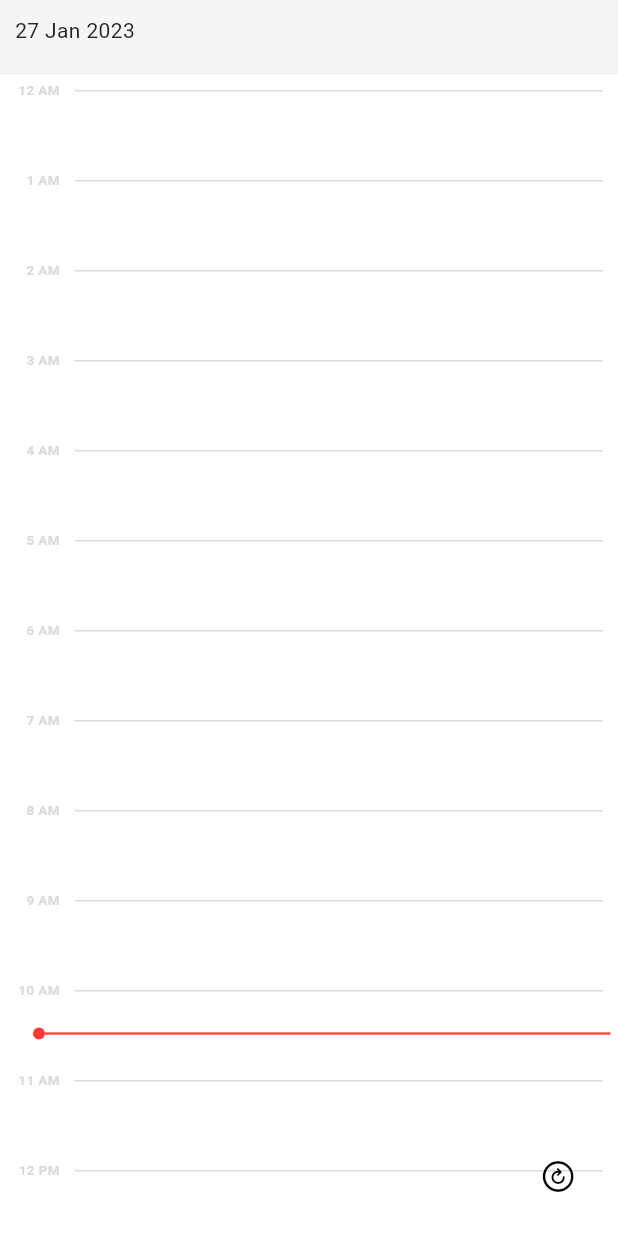
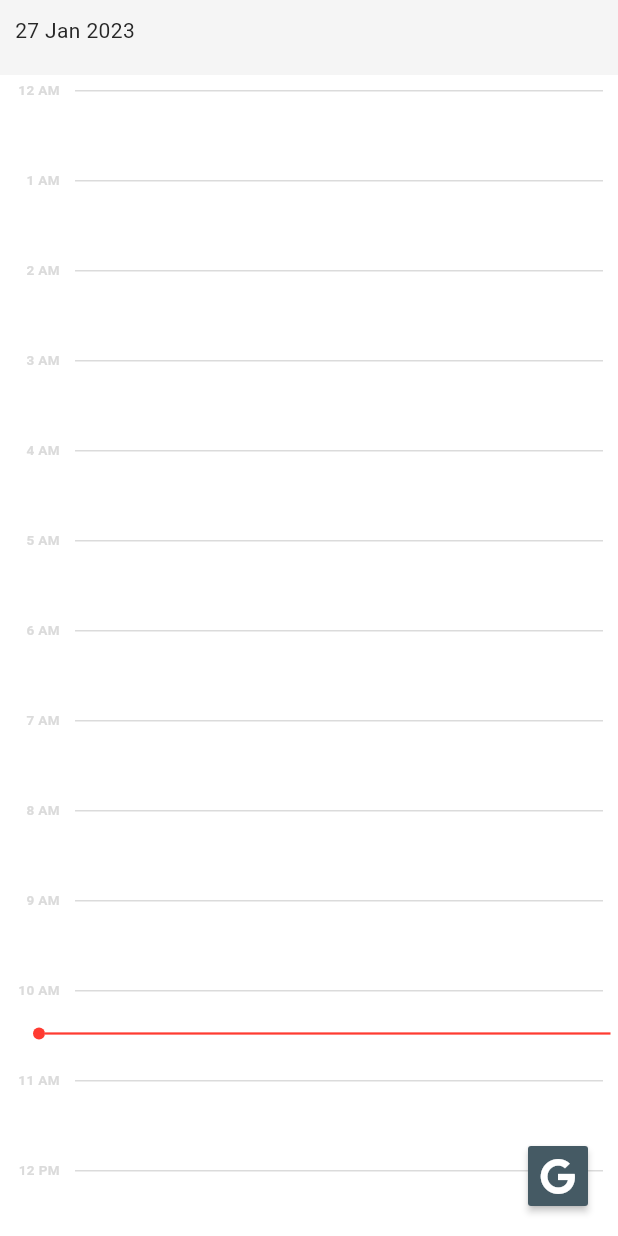
Before and after one commit to deniz-lee/flutter-demo, a Flutter app: the screen it shows after launch, on a phone screen of 412 x 824 dp. Run offline on Flutter 3.47's test engine with Material 2 defaults, Android fonts, the phone set to English and light mode, and no system bars; our stand-ins replace flutter_signin_button, font_awesome_flutter, google_sign_in, googleapis_auth, timezone; missing offline and left inert: extension_google_sign_in_as_googleapis_auth, googleapis.

Commit message:
[deniz-lee] Add sign in button.

```diff
--- a/app/lib/model/constants.dart
+++ b/app/lib/model/constants.dart
@@ -1,5 +1,5 @@
 // Application Properties
-const double responsiveWidthDivergingPoint_ = 800;
+const double responsiveWidthDivergingPoint_ = 750;
 
 // Calendar Provider Properties
 const String googleClientId_ =
--- a/app/lib/screen/daily_page.dart
+++ b/app/lib/screen/daily_page.dart
@@ -1,7 +1,7 @@
-import 'package:flutter/cupertino.dart';
 import 'package:flutter/material.dart';
 import 'package:flutter_demo/provider/calendar_provider.dart';
 import 'package:flutter_demo/widget/daily/pager_widget.dart';
+import 'package:flutter_demo/widget/common/sign_in_button.dart';
 import 'package:provider/provider.dart';
 
 class DailyPage extends StatefulWidget {
@@ -23,12 +23,9 @@ class _DailyPageState extends State<DailyPage> {
       floatingActionButton: Row(
         mainAxisAlignment: MainAxisAlignment.end,
         children: [
-          IconButton(
-            icon: const Icon(CupertinoIcons.refresh_circled),
-            onPressed: () {
-              _calendarProvider?.update();
-            },
-          )
+          SignInButton(() {
+            _calendarProvider?.update();
+          }),
         ],
       ),
     );
--- a/app/lib/tools/extentions.dart
+++ b/app/lib/tools/extentions.dart
@@ -11,7 +11,7 @@ extension TimeZoneExtension on DateTime {
   }
 }
 
-enum CalendarColorType { blue, orange, green, yellow, red }
+enum CalendarColorType { red, orange, green, yellow, blue }
 
 extension CalendarColors on Colors {
   static Color background(BuildContext context, CalendarColorType? type) {
--- /dev/null
+++ b/app/lib/widget/common/sign_in_button.dart
@@ -0,0 +1,23 @@
+
+import 'package:flutter/material.dart';
+import 'package:flutter_signin_button/flutter_signin_button.dart';
+import 'package:font_awesome_flutter/font_awesome_flutter.dart';
+
+class SignInButton extends StatelessWidget {
+
+  final Function _onPressed;
+  const SignInButton(this._onPressed, {super.key});
+
+  @override
+  Widget build(BuildContext context) {
+    return SignInButtonBuilder(
+      text: '',
+      mini: true,
+      icon: FontAwesomeIcons.google,
+      width: 40,
+      height: 40,
+      backgroundColor: const Color(0xFF455A64),
+      onPressed: _onPressed,
+    );
+  }
+}
--- a/app/pubspec.yaml
+++ b/app/pubspec.yaml
@@ -25,6 +25,7 @@ dependencies:
   # ux
   cupertino_icons: ^1.0.5
   scrollable_positioned_list: ^0.3.5
+  flutter_signin_button: ^2.0.0
 
   # googleapis
   google_sign_in: ^5.4.3
```
Also changed, not shown: app/lib/screen/montly_page.dart (+4 -7 lines).
